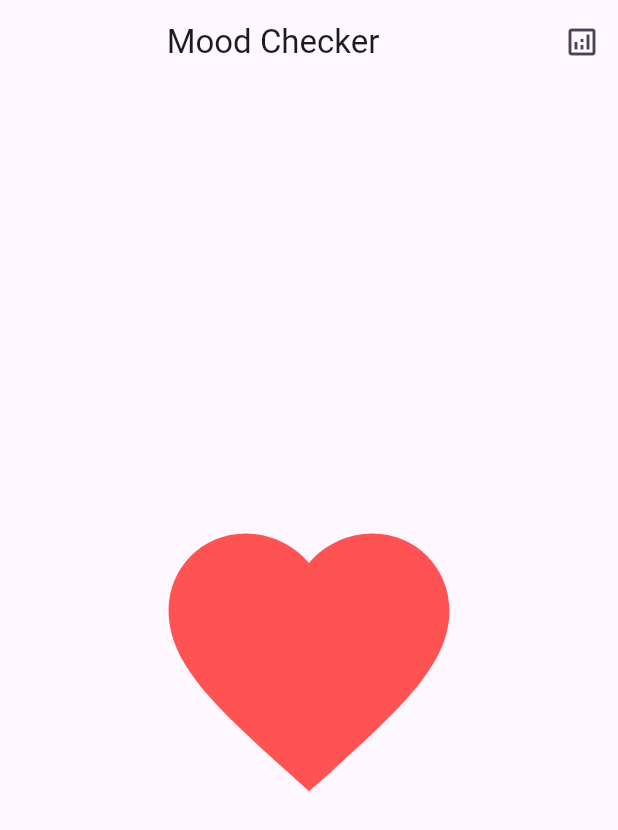
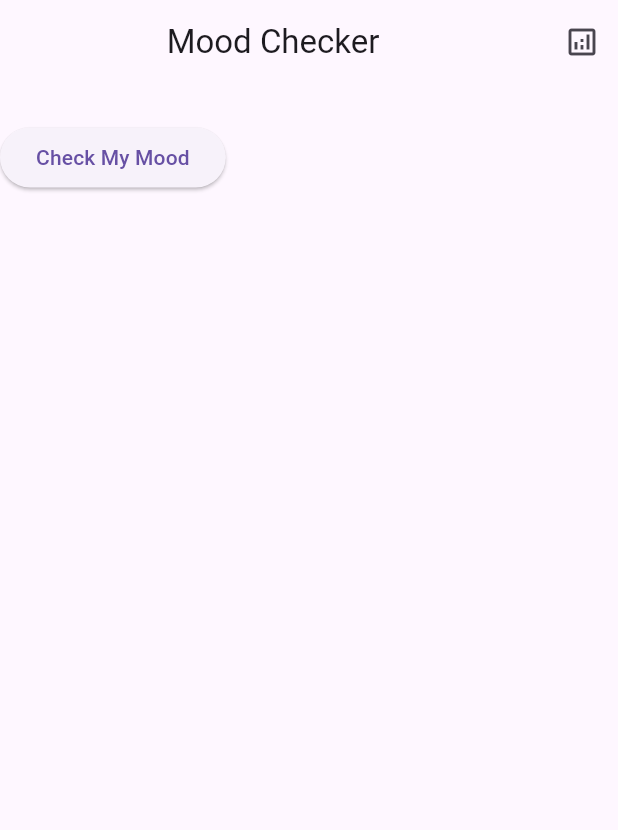
Before and after one commit to Kalkidan407/pulse_mood, a Flutter app: the screen it shows after launch, on a phone screen of 412 x 824 dp. Shown: the top 830 px of the screen. Run offline on Flutter 3.47's test engine with Material 3 defaults, Android fonts, the phone set to English and light mode, and no system bars; our stand-ins replace get, hive, hive_flutter; missing offline and left inert: heart_bpm; accounts and stored records are empty.

Commit message:
gif add to home page

```diff
--- a/lib/views/home_screen.dart
+++ b/lib/views/home_screen.dart
@@ -76,19 +76,27 @@ class HomeScreen extends StatelessWidget {
 
         ),
       body:
-          Center(
-       child:
-          IconButton(
-            icon: Icon(Icons.favorite, size: 225,
-               color: Colors.redAccent,),
+          Column(
+       children: [
+
+//  Image.asset(
+//   'assets/gif/blue_monday.gif',
+//   fit: BoxFit.cover,
+// ),
 
 
+SizedBox(
+  height: 25,
+),
+
+
+         ElevatedButton(
             onPressed: () => Get.to(() => ScannerScreen()),
-            //child: Text("Check My Mood"),
+            child: Text("Check My Mood"),
           ),
 
 
-          )
+     ]   )
           // ElevatedButton(
           //   onPressed: () => Get.to(() => summary_scre),
           //   child: Text("View Summary"),
--- a/pubspec.yaml
+++ b/pubspec.yaml
@@ -71,6 +71,7 @@ flutter:
   # To add assets to your application, add an assets section, like this:
   assets:
     - assets/images/hairy-cartoon-7322434_1280.png
+    - assets/gif/blue_monday.gif
 
 
   # An image asset can refer to one or more resolution-specific "variants", see
```
Also changed, not shown: assets/gif/blue_monday.gif (added), assets/illutstrations/Earth and Moon-bro.png (added), assets/illutstrations/Earth and Moon-cuate (1).png (added), assets/illutstrations/Earth and Moon-cuate.png (added), assets/illutstrations/Earth and Moon-pana.png (added), assets/illutstrations/Questions-bro (1).png (added).
